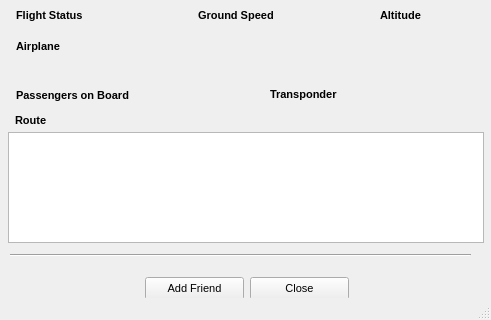
Old version of the form QtUI/PilotInfo_UI.ui in the repository emper0r/IVAO-status; both pictures show x 0 to 491 and y 220 to 540 of the 491 by 540 pixel window.
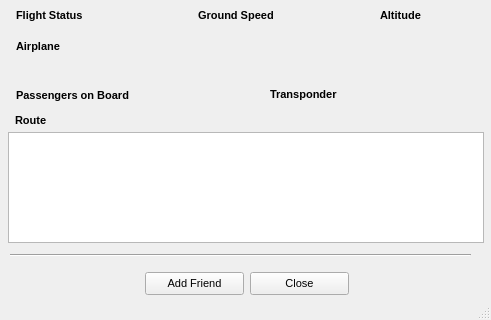
New version of the form.

Commit message:
* Fix buttons positions on Controller and Pilot UI
    + Setting positions on Controller and Pilot UI to
      see more better in Ubuntu.
    + Adding little bit info into DB

```diff
--- a/QtUI/PilotInfo_UI.ui
+++ b/QtUI/PilotInfo_UI.ui
@@ -338,7 +338,7 @@
     <property name="geometry">
      <rect>
       <x>145</x>
-      <y>497</y>
+      <y>492</y>
       <width>99</width>
       <height>23</height>
      </rect>
@@ -359,7 +359,7 @@
     <property name="geometry">
      <rect>
       <x>250</x>
-      <y>497</y>
+      <y>492</y>
       <width>99</width>
       <height>23</height>
      </rect>
```
The commit also changes 5 other files.
